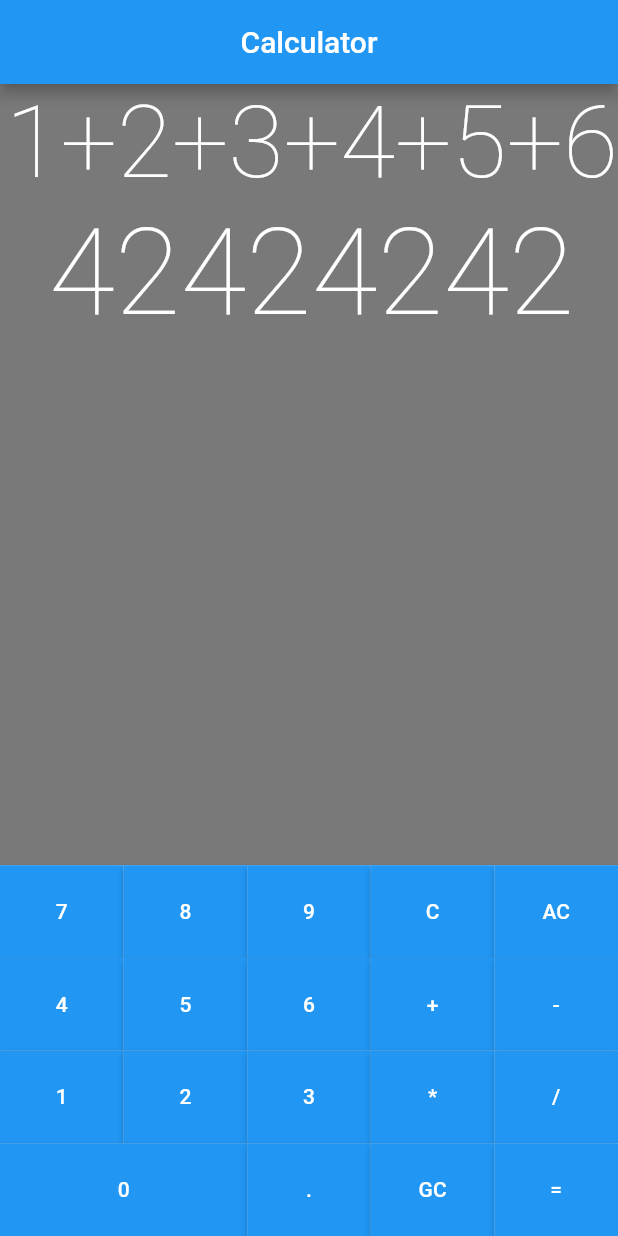
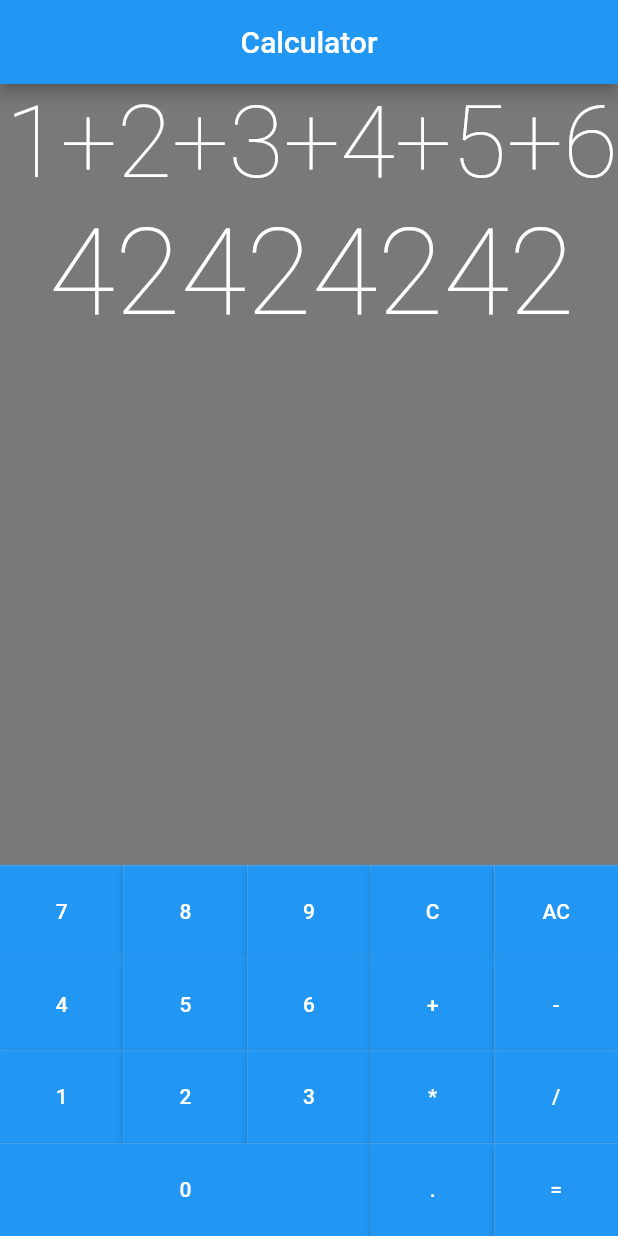
Before and after one commit to DaviPrograme/Flutter_start_42, a Flutter app: the screen it shows after launch, on a phone screen of 412 x 824 dp. Run offline on Flutter 3.47's test engine with Material 2 defaults, Android fonts, the phone set to English and light mode, and no system bars; drawn by our look-alikes of auto_size_text.

Commit message:
retirei o botão GC da calculadora pois apesar de aparecer na imagem não é mencionado no texto da atividade. Além disso, deixei o botão zero para ocupar 3 espaços e assim cobrir a lacuna deixada.

```diff
--- a/ex02/lib/button.dart
+++ b/ex02/lib/button.dart
@@ -10,14 +10,14 @@ class Button extends StatelessWidget{
   @override
   Widget build(BuildContext context) {
     return Expanded(
-      flex: big ? 2 : 1,
+      flex: big ? 3 : 1,
       child: ElevatedButton(
         onPressed: () => print(text),
         child: Text(text),
         style: ButtonStyle(
           shape: MaterialStateProperty.all<RoundedRectangleBorder>(
             RoundedRectangleBorder(
-              borderRadius: BorderRadius.circular(0.0), // Altere o valor do raio conforme necessário.
+              borderRadius: BorderRadius.circular(0.0),
             ),
           ),
         ),
--- a/ex02/lib/keyboard.dart
+++ b/ex02/lib/keyboard.dart
@@ -40,7 +40,6 @@ class Keyboard extends StatelessWidget{
               [
                 Button("0", true),
                 Button("."),
-                Button("GC"),
                 Button("="),
               ]
             ),
```
